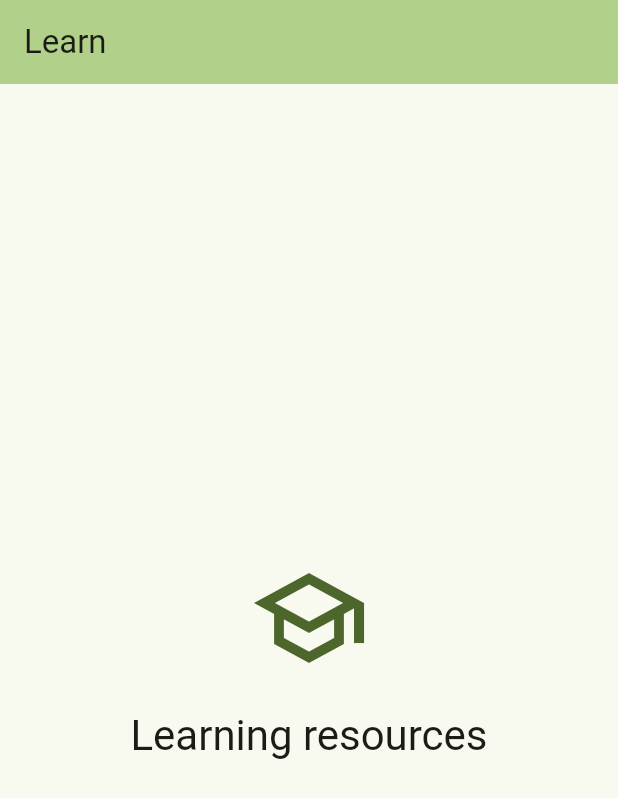
After one commit to Rnbsov/celeste, a Flutter app: the LearnScreen screen opened directly, on a phone screen of 412 x 824 dp. The commit adds this screen. Shown: the top 798 px of the screen. Run offline on Flutter 3.47's test engine with Material 3 defaults, Android fonts, the phone set to English and light mode, and no system bars; our stand-ins replace google_fonts; missing offline and left inert: supabase_auth_ui; accounts and stored records are empty; Roboto replaces fonts that are missing (Abyssinica SIL).

Commit message:
✨ ui: Create screens
Changelog: ui

```diff
--- /dev/null
+++ b/lib/screens/learn_screen.dart
@@ -0,0 +1,30 @@
+import 'package:flutter/material.dart';
+
+class LearnScreen extends StatelessWidget {
+  @override
+  Widget build(BuildContext context) {
+    return Scaffold(
+      appBar: AppBar(
+        backgroundColor: Theme.of(context).colorScheme.inversePrimary,
+        title: const Text('Learn'),
+      ),
+      body: Center(
+        child: Column(
+          mainAxisAlignment: MainAxisAlignment.center,
+          children: [
+            Icon(
+              Icons.school_outlined,
+              size: 80,
+              color: Theme.of(context).colorScheme.primary,
+            ),
+            const SizedBox(height: 20),
+            Text(
+              'Learning resources',
+              style: Theme.of(context).textTheme.headlineMedium,
+            ),
+          ],
+        ),
+      ),
+    );
+  }
+}
```
Also changed, not shown: lib/main.dart (+7 -75 lines), lib/screens/chatbot_screen.dart (added, +30 -0 lines), lib/screens/home_screen.dart (added, +67 -0 lines), lib/screens/profile_screen.dart (added, +65 -0 lines), lib/screens/today_screen.dart (added, +33 -0 lines).
